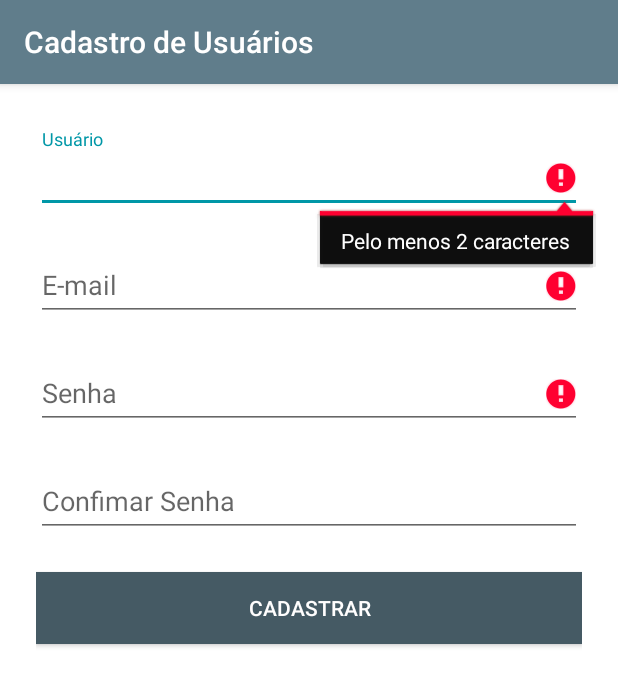
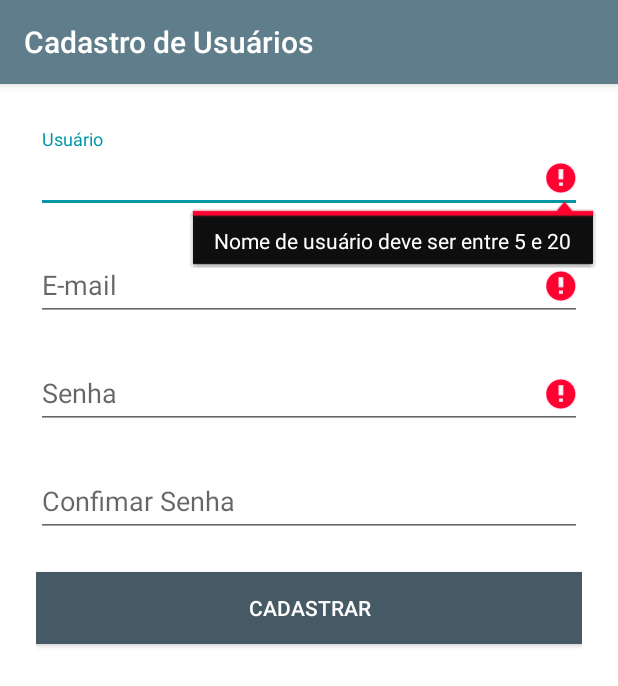
Before and after one commit to fjmartins/express-delivery, an Android app: the UserRegisterActivity screen opened directly, with no data from a screen before it, after a tap on "CADASTRAR", on a phone screen of 412 x 824 dp. Shown: the top 686 px of the screen. Run offline under Robolectric (Android 15) with nearby library versions, the phone set to English and light mode, and no system bars.

Commit message:
Limitando os campos.

```diff
--- a/app/src/main/java/views/UserRegisterActivity.java
+++ b/app/src/main/java/views/UserRegisterActivity.java
@@ -28,10 +28,10 @@ public class UserRegisterActivity extends GenericActivity {
 
         overridePendingTransition(R.anim.register_activity_enter, R.anim.main_activity_exit);
 
-        this.name = (EditText)findViewById(R.id.txt_register_user_activity_name);
-        this.email = (EditText)findViewById(R.id.txt_register_user_activity_email);
-        this.password = (EditText)findViewById(R.id.txt_register_user_activity_password);
-        this.passwordConfirm = (EditText)findViewById(R.id.txt_register_user_activity_password_confirm);
+        this.name = (EditText) findViewById(R.id.txt_register_user_activity_name);
+        this.email = (EditText) findViewById(R.id.txt_register_user_activity_email);
+        this.password = (EditText) findViewById(R.id.txt_register_user_activity_password);
+        this.passwordConfirm = (EditText) findViewById(R.id.txt_register_user_activity_password_confirm);
         this.btnRegister = (Button) findViewById(R.id.btn_register_user_activity_register);
     }
 
@@ -68,31 +68,37 @@ public class UserRegisterActivity extends GenericActivity {
         boolean result = true;
 
         String name = this.name.getText().toString();
-        if (name.trim().isEmpty() || name.length() < 2){
-            this.name.setError("Pelo menos 2 caracteres");
+        if (name.length() < 5 || name.length() <= 5) {
+            this.name.setError("Nome de usuário deve ser entre 5 e 20");
             result = false;
         } else {
             this.name.setError(null);
         }
 
         String email = this.email.getText().toString();
-        if (email.isEmpty() || !Patterns.EMAIL_ADDRESS.matcher(email).matches()){
+        if (email.isEmpty() || !Patterns.EMAIL_ADDRESS.matcher(email).matches()) {
             this.email.setError("Email inválido");
+            result = false;
+        } else if (email.length() < 5 || email.length() > 45) {
+            this.email.setError("Email deve conter entrer 5 e 45 caraceres");
             result = false;
         } else {
             this.email.setError(null);
         }
 
         String password = this.password.getText().toString();
-        if (password.trim().isEmpty()){
+        if (password.trim().isEmpty()) {
             this.password.setError("Senha inválida");
             result = false;
-        } else {
+        } else if (password.length() < 5 || password.length() > 20) {
+            this.password.setError("Password deve conter entrer 5 e 20 caraceres");
+            result = false;
+        }else {
             this.password.setError(null);
         }
 
         String passwordConfirm = this.passwordConfirm.getText().toString();
-        if (!password.trim().equals(passwordConfirm.trim())){
+        if (!password.trim().equals(passwordConfirm.trim())) {
             this.passwordConfirm.setError("Senhas não conferem");
             result = false;
         } else {
```
Also changed, not shown: app/src/main/java/views/UserLoginActivity.java (+8 -8 lines).
